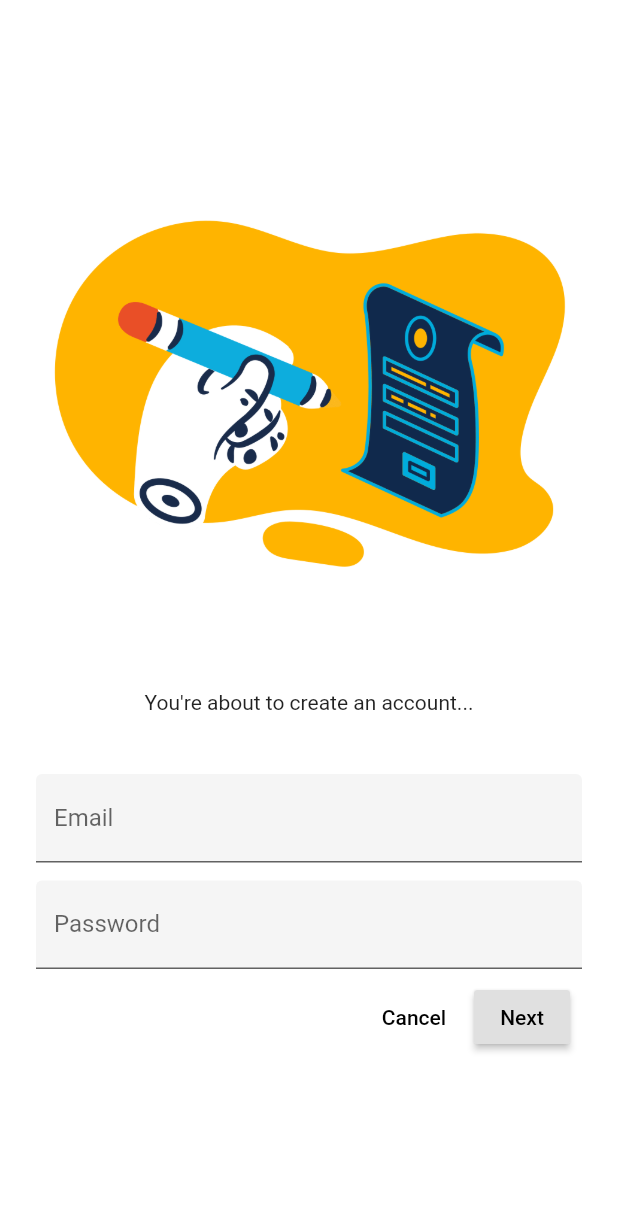
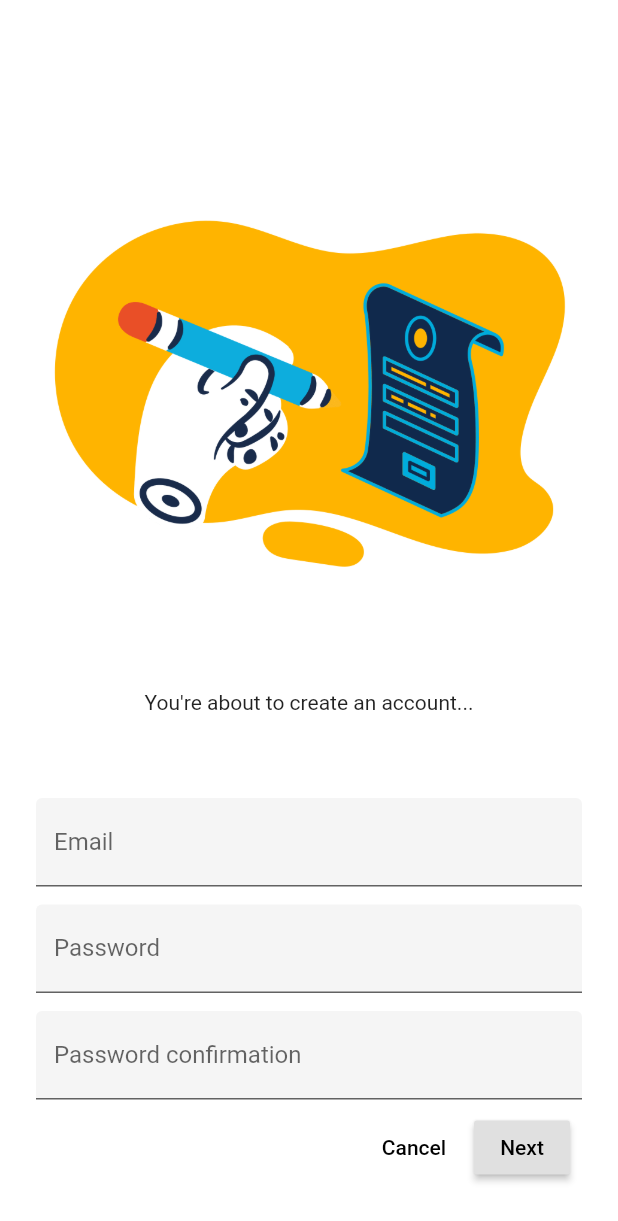
Before and after one commit to Bapt0u/flutter-ynov, a Flutter app: the RegisterPage screen opened directly, on a phone screen of 412 x 824 dp. Shown: the top 1221 px of the screen. Run offline on Flutter 3.47's test engine with Material 2 defaults, Android fonts, the phone set to English and light mode, and no system bars; our stand-ins replace firebase_auth, firebase_core; missing offline and left inert: imdbViewer; accounts and stored records are empty; network calls fail.

Commit message:
minor fixes

```diff
--- a/lib/DetailView.dart
+++ b/lib/DetailView.dart
@@ -69,7 +69,9 @@ class DetailView extends StatelessWidget {
                             ),
                             Text(
                               // snapshot.data.releaseDate.toString(),
-                              DateTime.parse(snapshot.data.releaseDate).year.toString(),
+                              DateTime.parse(snapshot.data.releaseDate)
+                                  .year
+                                  .toString(),
                               style: TextStyle(color: Colors.white),
                             ),
                             Text(
@@ -96,7 +98,7 @@ class DetailView extends StatelessWidget {
                               margin: EdgeInsets.only(top: 11, left: 15),
                               child: Padding(
                                 padding: const EdgeInsets.all(4.0),
-                                child: Text("Drama"),
+                                child: Text("n00b"),
                               ),
                             ),
                           ],
--- a/lib/MovieList.dart
+++ b/lib/MovieList.dart
@@ -1,7 +1,7 @@
 import 'package:flutter/cupertino.dart';
 import 'package:flutter/material.dart';
 import 'package:flutter/widgets.dart';
-import 'package:ynov/fetchMovieList.dart';
+import 'package:ynov/getMovieList.dart';
 import 'package:ynov/movie.dart';
 
 import 'DetailView.dart';
@@ -17,8 +17,9 @@ class FutureMovie extends StatelessWidget {
 
   Widget build(BuildContext context) {
     return FutureBuilder<List<Movie>>(
-        future: fetchMovieList(type),
+        future: getMovieList(type),
         builder: (context, snapshot) {
+          print(snapshot.error);
           if (snapshot.hasData) {
             return ListView.builder(
               scrollDirection: Axis.horizontal,
--- a/lib/fetchMovieList.dart
+++ b/lib/getMovieList.dart
@@ -4,7 +4,7 @@ import 'package:ynov/movie.dart';
 
 import 'package:http/http.dart' as http;
 
-Future<List<Movie>> fetchMovieList(int a) async {
+Future<List<Movie>> getMovieList(int a) async {
   List<Movie> movieList = [];
   String url;
   if (a == 0){
@@ -18,6 +18,7 @@ Future<List<Movie>> fetchMovieList(int a) async {
   if (response.statusCode == 200) {
     // If the server did return a 200 OK response,
     // then parse the JSON.
+    // print(response.body);
     var jsonResponse = jsonDecode(response.body)["results"];
 
     for (var i in jsonResponse) {
--- a/lib/login.dart
+++ b/lib/login.dart
@@ -56,6 +56,7 @@ class _LoginPageState extends State<LoginPage> {
                 FlatButton(
                     child: Text("Cancel"),
                     onPressed: () {
+                      Navigator.pop(context);
                       _usernameController.clear();
                       _passwordController.clear();
                     }),
--- a/lib/register.dart
+++ b/lib/register.dart
@@ -9,12 +9,13 @@ class RegisterPage extends StatefulWidget {
 }
 
 class _RegisterPageState extends State<RegisterPage> {
-  final _emailController = TextEditingController();
-  final _passwordController = TextEditingController();
+  // final _emailController = TextEditingController();
+  // final _passwordController = TextEditingController();
 
   final _auth = FirebaseAuth.instance;
 
-  String username, password;
+  String username, password, passwordConfirmation;
+  String connexionError = "";
 
   @override
   Widget build(BuildContext context) {
@@ -30,6 +31,12 @@ class _RegisterPageState extends State<RegisterPage> {
                 new Image.asset("image/flame-1235.png"),
                 SizedBox(height: 16),
                 Text("You're about to create an account..."),
+                Text(
+                  connexionError,
+                  style: TextStyle(
+                    color: Colors.red,
+                  ),
+                ),
               ],
             ),
             SizedBox(height: 40),
@@ -37,7 +44,7 @@ class _RegisterPageState extends State<RegisterPage> {
               onChanged: (value) {
                 username = value;
               },
-              controller: _emailController,
+              // controller: _emailController,
               decoration: InputDecoration(
                 filled: true,
                 labelText: "Email",
@@ -48,10 +55,22 @@ class _RegisterPageState extends State<RegisterPage> {
               onChanged: (value) {
                 password = value;
               },
-              controller: _passwordController,
+              // controller: _passwordController,
               decoration: InputDecoration(
                 filled: true,
                 labelText: "Password",
+              ),
+              obscureText: true,
+            ),
+            SizedBox(height: 12),
+            TextField(
+              onChanged: (value) {
+                passwordConfirmation = value;
+              },
+              // controller: _passwordController,
+              decoration: InputDecoration(
+                filled: true,
+                labelText: "Password confirmation",
               ),
               obscureText: true,
             ),
@@ -65,6 +84,7 @@ class _RegisterPageState extends State<RegisterPage> {
                 RaisedButton(
                     child: Text("Next"),
                     onPressed: () async {
+                      if (password == passwordConfirmation) {
                         try {
                           final newuser =
                               await _auth.createUserWithEmailAndPassword(
@@ -79,6 +99,11 @@ class _RegisterPageState extends State<RegisterPage> {
                         } catch (e) {
                           print(e.toString());
                         }
+                      } else {
+                        setState(() {
+                          connexionError = 'Password doesn\'t macth';
+                        });
+                      }
                     }),
               ],
             ),
```
Also changed, not shown: lib/movie.dart (+24 -3 lines). Lines whose indentation alone changed are shown as unchanged.
